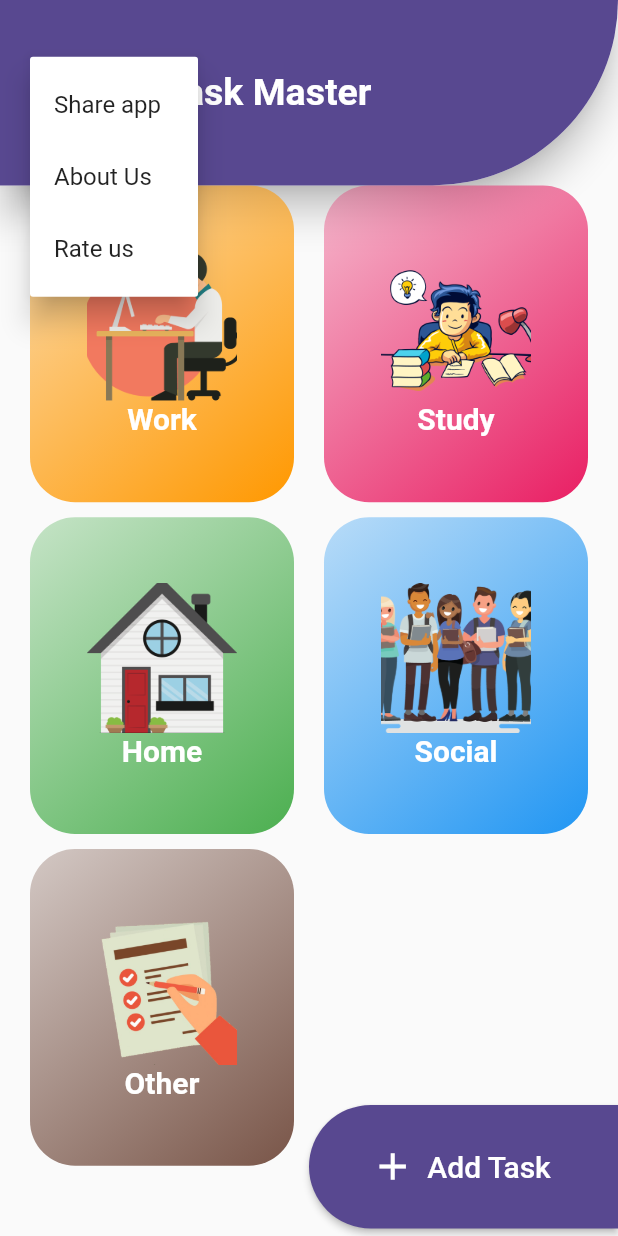
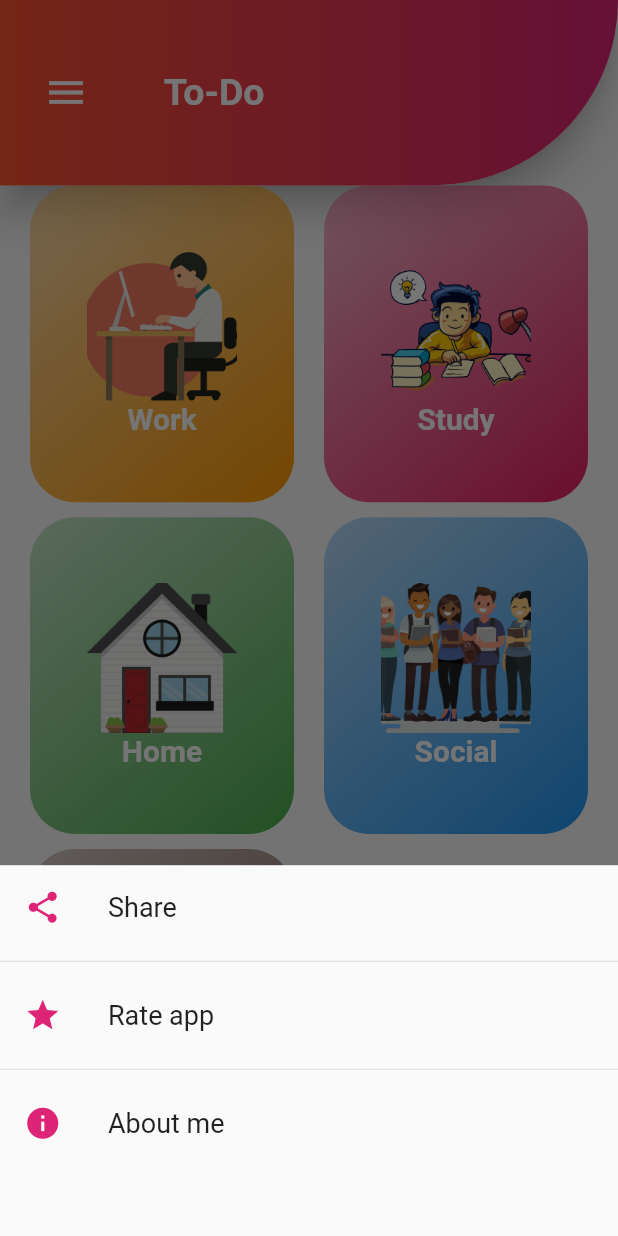
Before and after one commit to sumittiware/To-Do-app, a Flutter app: the screen it shows after launch, after a tap on the "menu" icon, on a phone screen of 412 x 824 dp. Run offline on Flutter 3.47's test engine with Material 2 defaults, Android fonts, the phone set to English and light mode, and no system bars; our stand-ins replace circular_check_box, flutter_local_notifications, fluttertoast, shared_preferences, sqflite; missing offline and left inert: flutter_share, store_redirect; accounts and stored records are empty.

Commit message:
little changes

```diff
--- /dev/null
+++ b/lib/Config/config.dart
@@ -0,0 +1,7 @@
+import 'package:flutter/material.dart';
+
+List<Color> appbarGradient = [Color(0xFFFF512F), Color(0xFFDD2476)];
+final buttonColor = Color(0xFFDD2476);
+final taskColor = Color(0xFFF48FB1);
+final logoPath = 'assets/icons/icon.png';
+final emptyimage = 'assets/images/empty.png';
--- a/lib/DataBase/database.dart
+++ b/lib/DataBase/database.dart
@@ -8,7 +8,7 @@ class DataBase {
     return sql.openDatabase(path.join(dbpath, 'tasks.db'),
         onCreate: (db, version) {
       return db.execute(
-          'CREATE TABLE tasksManager(id TEXT PRIMARY KEY,title TEXT,description TEXT,category TEXT,date TEXT,time TEXT,isUrgent INTEGER,isDone INTEGER)');
+          'CREATE TABLE tasksManager(id INTEGER PRIMARY KEY,title TEXT,description TEXT,category TEXT,date TEXT,isDone INTEGER)');
     }, version: 1);
   }
 
@@ -16,18 +16,21 @@ class DataBase {
     final db = await DataBase.getDatabase();
     await db.insert('tasksManager', task.toMap(task),
         conflictAlgorithm: sql.ConflictAlgorithm.replace);
-    print('Transaction Data added');
   }
 
   static Future<List<Map<String, dynamic>>> fetch() async {
     final sqlDb = await DataBase.getDatabase();
-    print('fetched and ready to return data');
     return sqlDb.query('tasksManager');
   }
 
-  static Future<void> delete(String id) async {
+  static Future<void> delete(int id) async {
     final sqlDb = await DataBase.getDatabase();
     await sqlDb.delete('tasksManager', where: "id=?", whereArgs: [id]);
-    print('Item deleted from database');
+  }
+
+  static Future<void> update(int id, Task task) async {
+    final sqlDb = await DataBase.getDatabase();
+    await sqlDb.update('tasksManager', task.toMap(task),
+        where: "id=?", whereArgs: [id]);
   }
 }
--- a/lib/Models/task.dart
+++ b/lib/Models/task.dart
@@ -1,24 +1,16 @@
 import 'package:flutter/foundation.dart';
 import 'package:flutter/material.dart';
 import 'package:to_do/DataBase/database.dart';
+import 'package:shared_preferences/shared_preferences.dart';
 
-class Time {
-  final int hour;
-  final int minute;
-  Time(this.hour, this.minute);
-  String toString() {
-    return this.hour.toString() + ',' + this.minute.toString();
-  }
-}
+import '../main.dart';
 
 class Task with ChangeNotifier {
-  final String id; //string TEXT
+  final int id; //string INT
   final String title; //string TEXT
   final String description; //string TEXT
   final String category; //string TEXT
-  final DateTime date;
-  final Time time; //string TEXT
-  final bool isUrgent; //intrget INT
+  final DateTime date; //string TEXT
   bool isDone; //integer INT
   Task(
       {@required this.id,
@@ -26,13 +18,17 @@ class Task with ChangeNotifier {
       @required this.description,
       @required this.category,
       @required this.date,
-      @required this.time,
-      @required this.isUrgent,
       this.isDone = false});
 
-  void toggleDone() {
+  void toggleDone() async {
     isDone = !isDone;
     notifyListeners();
+    try {
+      await DataBase.update(this.id, this);
+    } catch (e) {
+      isDone = !isDone;
+      notifyListeners();
+    }
   }
 
   Map<String, dynamic> toMap(Task t) {
@@ -42,14 +38,24 @@ class Task with ChangeNotifier {
       'description': t.description,
       'category': t.category,
       'date': t.date.toIso8601String(),
-      'time': t.time.toString(),
-      'isUrgent': (t.isUrgent) ? 1 : 0,
       'isDone': (t.isDone) ? 1 : 0,
     };
   }
 }
 
 class TaskTodo with ChangeNotifier {
+  int taskNumber;
+
+  Future<void> fetchTaskNumber() async {
+    final prefs = await SharedPreferences.getInstance();
+    taskNumber = prefs.getInt('taskNumber');
+  }
+
+  Future<void> incrementTask() async {
+    final prefs = await SharedPreferences.getInstance();
+    prefs.setInt('taskNumber', taskNumber + 1);
+  }
+
   List<Task> _tasks = [];
 
   List<Task> get tasks {
@@ -60,17 +66,13 @@ class TaskTodo with ChangeNotifier {
     return _tasks.where((item) => item.category == type).toList();
   }
 
-  List<Task> urgents() {
-    return _tasks.where((item) => item.isUrgent == true).toList();
-  }
-
-  Task findById(String id) {
+  Task findById(int id) {
     return _tasks.firstWhere((element) => element.id == id);
   }
 
   Future<void> fetchTasks() async {
+    fetchTaskNumber();
     final fetchedData = await DataBase.fetch();
-    print(fetchedData);
     try {
       _tasks = fetchedData
           .map((task) => Task(
@@ -79,29 +81,25 @@ class TaskTodo with ChangeNotifier {
               description: task['description'],
               category: task['category'],
               date: DateTime.parse(task['date']),
-              time: Time(int.parse(task['time'].split(",")[0]),
-                  int.parse(task['time'].split(",")[1])),
-              isUrgent: task['isUrgent'] == 1,
               isDone: task['isDone'] == 1))
           .toList();
     } catch (e) {
-      print(e.toString());
+      throw (e);
     }
-
-    print('>>>>tasks');
-    print(_tasks);
     notifyListeners();
   }
 
-  void deleteTask(String id) {
+  void deleteTask(int id) async {
     _tasks.removeWhere((element) => element.id == id);
     DataBase.delete(id);
+    await flutterLocalNotificationsPlugin.cancel(id);
     notifyListeners();
   }
 
   void addTask(Task t) {
     _tasks.add(t);
     DataBase.insert(t);
+    incrementTask();
     print('task Added');
     notifyListeners();
   }
--- a/lib/Screens/Homepage.dart
+++ b/lib/Screens/Homepage.dart
@@ -1,11 +1,12 @@
-import 'dart:async';
 import 'package:async/async.dart';
 import 'package:flutter/material.dart';
+import 'package:flutter/rendering.dart';
 import 'package:provider/provider.dart';
+import 'package:to_do/Config/config.dart';
 import 'package:to_do/Models/task.dart';
 import 'package:to_do/Screens/Addtask.dart';
-
 import 'package:to_do/Widget/TaskTypewidget.dart';
+import 'package:to_do/Widget/bottomsheet.dart';
 import '../Models/Tasktype.dart' as t;
 
 class Homepage extends StatefulWidget {
@@ -28,6 +29,14 @@ class _HomepageState extends State<Homepage> {
     final height = MediaQuery.of(context).size.height;
     final width = MediaQuery.of(context).size.width;
 
+    void _moreMenu(BuildContext ctx) {
+      showModalBottomSheet(
+          context: ctx,
+          builder: (_) {
+            return MyBottomSheet();
+          });
+    }
+
     return Scaffold(
       body: Stack(
         children: [
@@ -46,40 +55,26 @@ class _HomepageState extends State<Homepage> {
                           height * 0.15 + MediaQuery.of(context).padding.top,
                       width: double.infinity,
                       decoration: BoxDecoration(
-                          color: Color(0xFF584890),
+                          gradient: LinearGradient(colors: appbarGradient),
                           borderRadius: BorderRadius.only(
                               bottomRight: Radius.circular(height * 0.4))),
                       child: Row(
                         children: [
-                          PopupMenuButton(
+                          IconButton(
                             icon: Icon(
                               Icons.menu,
                               color: Colors.white,
                               size: 30,
                             ),
-                            itemBuilder: (_) => [
-                              PopupMenuItem(
-                                child: Text('Share app'),
-                                value: '#2',
-                              ),
-                              PopupMenuItem(
-                                child: Text('About Us'),
-                                value: '#3',
-                              ),
-                              PopupMenuItem(
-                                child: Text('Rate us'),
-                                value: '#4',
-                              )
-                            ],
-                            onSelected: (value) {
-                              print('Something else');
+                            onPressed: () {
+                              _moreMenu(context);
                             },
                           ),
                           SizedBox(
                             width: width * 0.1,
                           ),
                           Text(
-                            'Task Master',
+                            'To-Do',
                             style: TextStyle(
                                 color: Colors.white,
                                 fontWeight: FontWeight.bold,
@@ -97,7 +92,13 @@ class _HomepageState extends State<Homepage> {
                         return (snapshot.connectionState ==
                                 ConnectionState.waiting)
                             ? Center(child: CircularProgressIndicator())
+                            : (snapshot.hasError)
+                                ? Center(
+                                    child: Text('Something went wrong!!'),
+                                  )
                                 : GridView.builder(
+                                    scrollDirection: Axis.vertical,
+                                    shrinkWrap: true,
                                     gridDelegate:
                                         SliverGridDelegateWithMaxCrossAxisExtent(
                                             maxCrossAxisExtent: width * 0.5,
@@ -119,7 +120,7 @@ class _HomepageState extends State<Homepage> {
           Positioned(
             child: SizedBox(
               width: width * 0.5,
-              height: height * 0.1 + MediaQuery.of(context).padding.bottom,
+              height: height * 0.08 + MediaQuery.of(context).padding.bottom,
               child: RaisedButton.icon(
                 onPressed: () {
                   Navigator.of(context).pushNamed(AddTask.routename);
@@ -133,21 +134,20 @@ class _HomepageState extends State<Homepage> {
                   'Add Task',
                   style: TextStyle(fontSize: 20, color: Colors.white),
                 ),
-                color: Color(0xFF584890),
+                color: buttonColor,
                 shape: RoundedRectangleBorder(
-                    borderRadius: BorderRadius.only(
-                        topLeft: Radius.circular(height * 0.1),
-                        bottomLeft: Radius.circular(height * 0.1))),
+                    borderRadius: BorderRadius.circular(height * 0.1)),
               ),
             ),
-            bottom: 5,
-            right: 0,
+            bottom: height * 0.03,
+            right: width * 0.03,
           ),
         ],
       ),
     );
   }
 
+  //function to make the futureBuilder to run only once after the app is launched
   _fetchData() async {
     return _memoizer.runOnce(() async {
       return await Provider.of<TaskTodo>(context).fetchTasks();
--- a/lib/Screens/taskpage.dart
+++ b/lib/Screens/taskpage.dart
@@ -1,9 +1,8 @@
 import 'package:flutter/material.dart';
 import 'package:provider/provider.dart';
+import 'package:to_do/Config/config.dart';
 import 'package:to_do/Models/task.dart';
-import 'package:to_do/Widget/TaskTypewidget.dart';
 import 'package:to_do/Widget/notask.dart';
-import 'package:to_do/main.dart';
 import '../Widget/task.dart';
 import '../Models/Tasktype.dart' as types;
 
@@ -30,7 +29,7 @@ class TaskPage extends StatelessWidget {
                     height: height * 0.15 + MediaQuery.of(context).padding.top,
                     width: double.infinity,
                     decoration: BoxDecoration(
-                        color: Color(0xFF584890),
+                        gradient: LinearGradient(colors: appbarGradient),
                         borderRadius: BorderRadius.only(
                             bottomRight: Radius.circular(height * 0.4))),
                     child: Row(
--- /dev/null
+++ b/lib/Widget/bottomsheet.dart
@@ -0,0 +1,82 @@
+import 'package:flutter/material.dart';
+import 'package:flutter_share/flutter_share.dart';
+import 'package:store_redirect/store_redirect.dart';
+import 'package:to_do/Config/config.dart';
+import 'package:url_launcher/url_launcher.dart';
+
+class MyBottomSheet extends StatelessWidget {
+  @override
+  Widget build(BuildContext context) {
+    final height = MediaQuery.of(context).size.height;
+    return Container(
+        height: height * 0.3,
+        child: SingleChildScrollView(
+          child: Column(
+            mainAxisAlignment: MainAxisAlignment.spaceEvenly,
+            children: [
+              InkWell(
+                onTap: share,
+                child: ListTile(
+                  leading: Icon(
+                    Icons.share,
+                    size: 25,
+                    color: buttonColor,
+                  ),
+                  title: Text(
+                    "Share",
+                    style: TextStyle(fontSize: 18),
+                  ),
+                ),
+              ),
+              Divider(),
+              InkWell(
+                onTap: rateUs,
+                child: ListTile(
+                  leading: Icon(Icons.star, size: 25, color: buttonColor),
+                  title: Text(
+                    "Rate app",
+                    style: TextStyle(fontSize: 18),
+                  ),
+                ),
+              ),
+              Divider(),
+              InkWell(
+                onTap: aboutMe,
+                child: ListTile(
+                  leading: Icon(Icons.info, size: 25, color: buttonColor),
+                  title: Text(
+                    "About me",
+                    style: TextStyle(fontSize: 18),
+                  ),
+                ),
+              )
+            ],
+          ),
+        ));
+  }
+
+  //function to share the app using flutter
+  Future<void> share() async {
+    await FlutterShare.share(
+        title: 'To-Do',
+        text: 'Use this app to manage your daily tasks',
+        linkUrl:
+            'https://play.google.com/store/apps/details?id=com.sgttodolist',
+        chooserTitle: 'Example Chooser Title');
+  }
+
+  //functio to redirect user to app page
+  void rateUs() {
+    StoreRedirect.redirect(
+      androidAppId: "com.sgttodolist",
+    );
+  }
+
+  //function for about us functionality
+  void aboutMe() async {
+    const url = 'https://www.instagram.com/sumit_tiware_';
+    if (await canLaunch(url)) {
+      await launch(url);
+    } else {}
+  }
+}
--- a/lib/Widget/notask.dart
+++ b/lib/Widget/notask.dart
@@ -3,8 +3,6 @@ import 'package:flutter/material.dart';
 class NoTask extends StatelessWidget {
   @override
   Widget build(BuildContext context) {
-    final height = MediaQuery.of(context).size.height;
-    final width = MediaQuery.of(context).size.width;
     return Center(
       child: Text(
         'No Tasks added!!!',
--- a/lib/main.dart
+++ b/lib/main.dart
@@ -1,17 +1,30 @@
 import 'package:flutter/material.dart';
 import 'package:flutter/services.dart';
+import 'package:flutter_local_notifications/flutter_local_notifications.dart';
 import 'package:provider/provider.dart';
-import 'package:to_do/Models/task.dart';
-import 'package:to_do/Screens/Addtask.dart';
-import 'package:to_do/Screens/SplashScreen.dart';
-import 'package:to_do/Screens/taskpage.dart';
-
+import './Models/task.dart';
+import './Screens/Addtask.dart';
+import './Screens/SplashScreen.dart';
+import './Screens/taskpage.dart';
+import './Config/config.dart';
 import './Screens/Homepage.dart';
 
-void main() {
+final FlutterLocalNotificationsPlugin flutterLocalNotificationsPlugin =
+    FlutterLocalNotificationsPlugin();
+void main() async {
   WidgetsFlutterBinding.ensureInitialized();
+  var initalizationSettingsAndroid =
+      AndroidInitializationSettings('@mipmap/ic_launcher');
+  var initalizationSettings =
+      InitializationSettings(android: initalizationSettingsAndroid);
+  await flutterLocalNotificationsPlugin.initialize(initalizationSettings,
+      onSelectNotification: (String payload) async {
+    if (payload != null) {
+      debugPrint('notification payload: ' + payload);
+    }
+  });
   SystemChrome.setPreferredOrientations([DeviceOrientation.portraitUp])
-      .then((_) => {runApp(Tasks())});
+      .then((_) => runApp(Tasks())); //keep the app always in portrait mode
 }
 
 class Tasks extends StatelessWidget {
@@ -21,10 +34,10 @@ class Tasks extends StatelessWidget {
       providers: [ChangeNotifierProvider.value(value: TaskTodo())],
       child: MaterialApp(
         debugShowCheckedModeBanner: false,
-        title: 'Task Manager',
+        title: 'To-Do',
         theme: ThemeData(
-          primaryColor: Color(0xFF584890),
-          accentColor: Color(0xFFA090F0),
+          accentColor: taskColor,
+          primaryColor: taskColor,
         ),
         home: Homepage(),
         routes: {
```
Also changed, not shown: lib/Screens/Addtask.dart (+122 -78 lines), lib/Screens/SplashScreen.dart (+4 -4 lines), lib/Widget/task.dart (+110 -76 lines), lib/emptytask.dart (deleted, +0 -20 lines), pubspec.yaml (+11 -6 lines), assets/icons/icon.png (added), assets/images/empty.png (added), assets/images/ui.jpg (added), pubspec.lock, 15 other files. Lines whose indentation alone changed are shown as unchanged.
